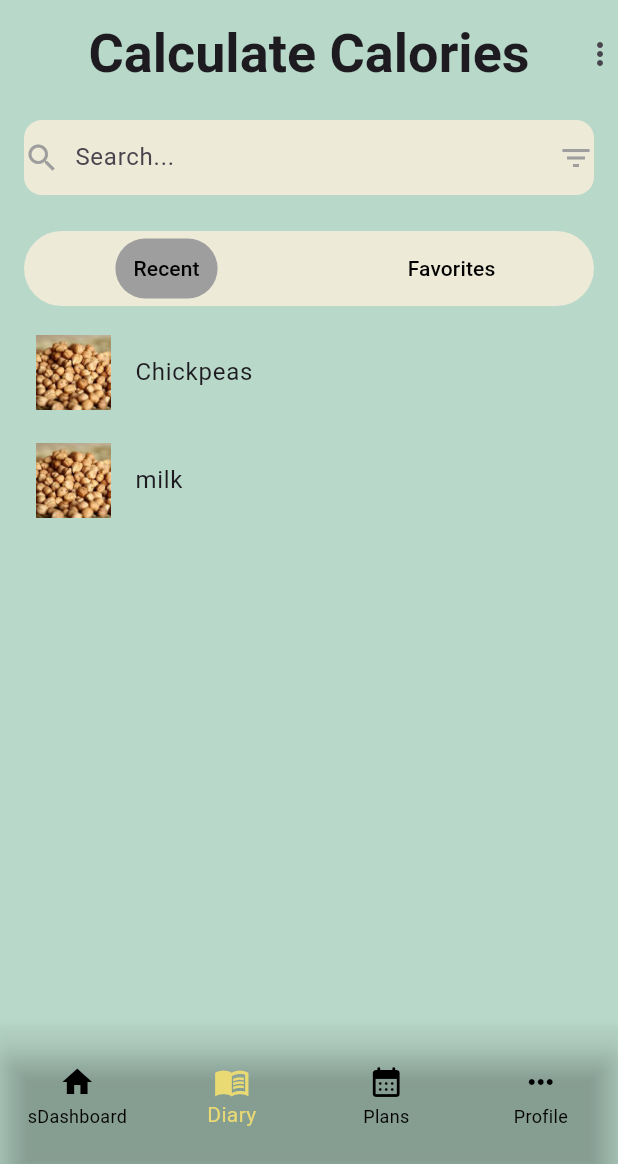
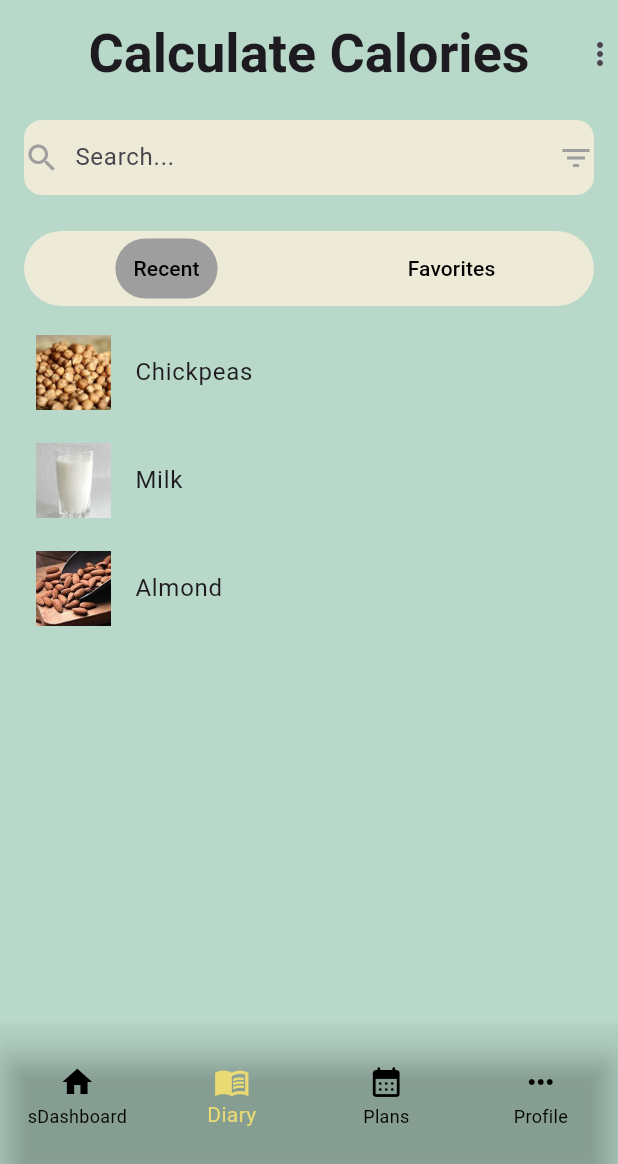
Before and after one commit to Shrijana1029/fitnessapp, a Flutter app: the FrontPage screen opened directly, item 2 of the bottom bar chosen, on a phone screen of 412 x 824 dp, the part 72-1236 px from its top. Run offline on Flutter 3.47's test engine with Material 3 defaults, Android fonts, the phone set to English and light mode, and no system bars; our stand-ins replace firebase_auth, firebase_core, percent_indicator; missing offline and left inert: dart:ffi; accounts and stored records are empty.

Commit message:
sauj : Food detail builder

```diff
--- a/lib/screens/breakfast_page.dart
+++ b/lib/screens/breakfast_page.dart
@@ -114,12 +114,16 @@ class _BreakFastState extends State<BreakFast> {
                   padding: const EdgeInsets.all(8.0),
                   child: ListTile(
                     leading: Image.asset(
-                      food.image,
+                      food.image1,
                       fit: BoxFit.cover,
                       width: 50,
                       height: 50,
                     ),
                     title: Text(food.name),
+                    onTap: () => Navigator.push(
+                        context,
+                        MaterialPageRoute(
+                            builder: (context) => FoodList(food: food))),
                   ),
                 );
               },
--- a/lib/screens/food_list.dart
+++ b/lib/screens/food_list.dart
@@ -1,13 +1,84 @@
+import 'dart:ffi';
+
 class Food {
   final String name;
-  final String image;
+  final String image1;
+  final String image2;
+  final double proteinvalue;
+  final double carbsvalue;
+  final double fatsvalue;
+  final String description;
+  final String calorie;
+  final String protein;
+  final String carbs;
+  final String tfat;
+  final String sfat;
+  final String ufat;
+
   const Food({
     required this.name,
-    required this.image,
+    required this.image1,
+    required this.image2,
+    required this.proteinvalue,
+    required this.carbsvalue,
+    required this.fatsvalue,
+    required this.description,
+    required this.calorie,
+    required this.protein,
+    required this.carbs,
+    required this.tfat,
+    required this.sfat,
+    required this.ufat,
   });
 }
 
 const foodList = [
-  Food(name: 'Chickpeas', image: 'assets/img/chickpeas.jpg'),
-  Food(name: 'milk', image: 'assets/img/chickpeas.jpg')
+  Food(
+    name: 'Chickpeas',
+    image1: 'assets/img/chickpeas.jpg',
+    image2: 'assets/img/chckps.jpg',
+    proteinvalue: 8.6, //+
+    carbsvalue: 27, //+
+    fatsvalue: 2.6, //+
+    description:
+        'Garbanzo beans, another name for chickpeas, have been cultivated and consumed for thousands of years in Middle Eastern nations.Rich in vitamins, minerals, and fiber, chickpeas may help you control your weight, improve your digestion, and lower your risk of illness, among other health advantages.',
+    calorie: '164 Kcal',
+    protein: '8.6g',
+    carbs: '27g',
+    tfat: '2.6g',
+    sfat: '0.27g',
+    ufat: '1.58g',
+  ),
+  Food(
+    name: 'Milk',
+    image1: 'assets/img/milk1.jpg',
+    image2: 'assets/img/milk2.jpg',
+    proteinvalue: 3.4,
+    carbsvalue: 4.6,
+    fatsvalue: 3.6,
+    description:
+        'Garbanzo milk, another name for chickpeas, have been cultivated and consumed for thousands of years in Middle Eastern nations.Rich in vitamins, minerals, and fiber, chickpeas may help you control your weight, improve your digestion, and lower your risk of illness, among other health advantages.',
+    calorie: '64 Kcal',
+    protein: '3.4g',
+    carbs: '4.6g',
+    tfat: '3.6g',
+    sfat: '1.87g',
+    ufat: '1.1g',
+  ),
+  Food(
+    name: 'Almond',
+    image1: 'assets/img/almond1.jpg',
+    image2: 'assets/img/almond2.jpg',
+    proteinvalue: 21.2,
+    carbsvalue: 21.6,
+    fatsvalue: 49.9,
+    description:
+        'Garbanzo milk, another name for chickpeas, have been cultivated and consumed for thousands of years in Middle Eastern nations.Rich in vitamins, minerals, and fiber, chickpeas may help you control your weight, improve your digestion, and lower your risk of illness, among other health advantages.',
+    calorie: '579 Kcal',
+    protein: '21.2g',
+    carbs: '21.6g',
+    tfat: '49.9g',
+    sfat: '3.8g',
+    ufat: '43.1g',
+  ),
 ];
--- a/lib/screens/front_page.dart
+++ b/lib/screens/front_page.dart
@@ -26,7 +26,6 @@ class _FrontPageState extends State<FrontPage> {
   final List<Widget> _pages = [
     const Home(),
     const BreakFast(),
-    const FoodList(),
     // scrollbottom(context)
     const Profile()
     // const Home()
```
Also changed, not shown: lib/screens/food_details.dart (+28 -21 lines), assets/img/almond1.jpg (added), assets/img/almond2.jpg (added), assets/img/milk1.jpg (added), assets/img/milk2.jpg (added).
